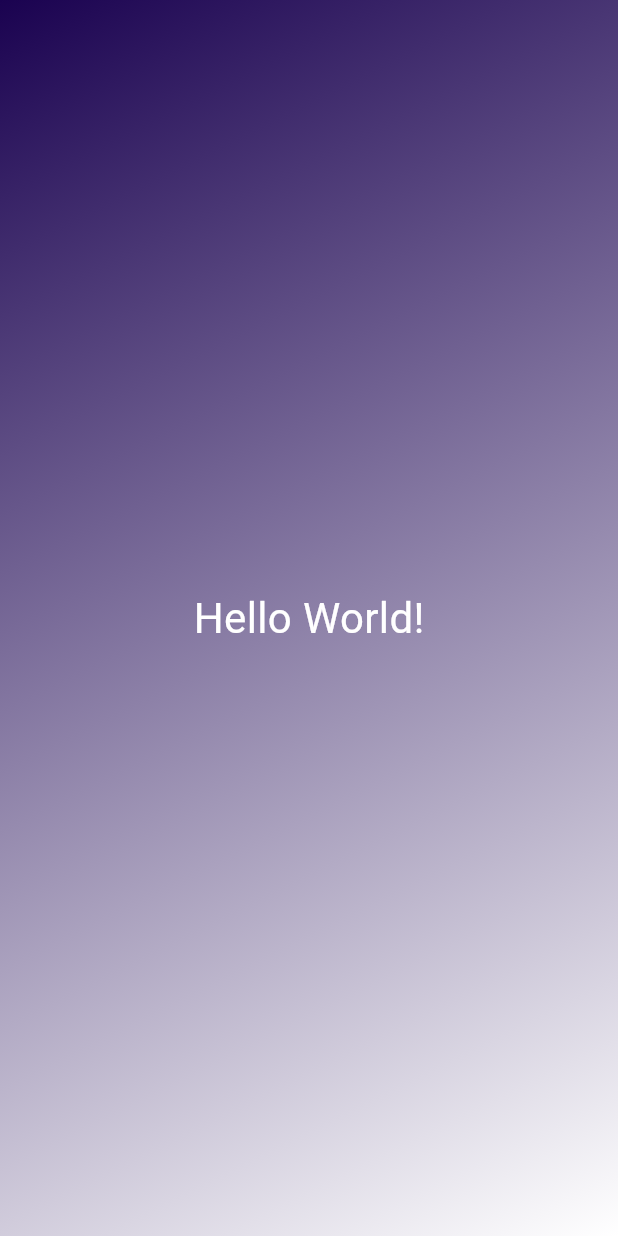
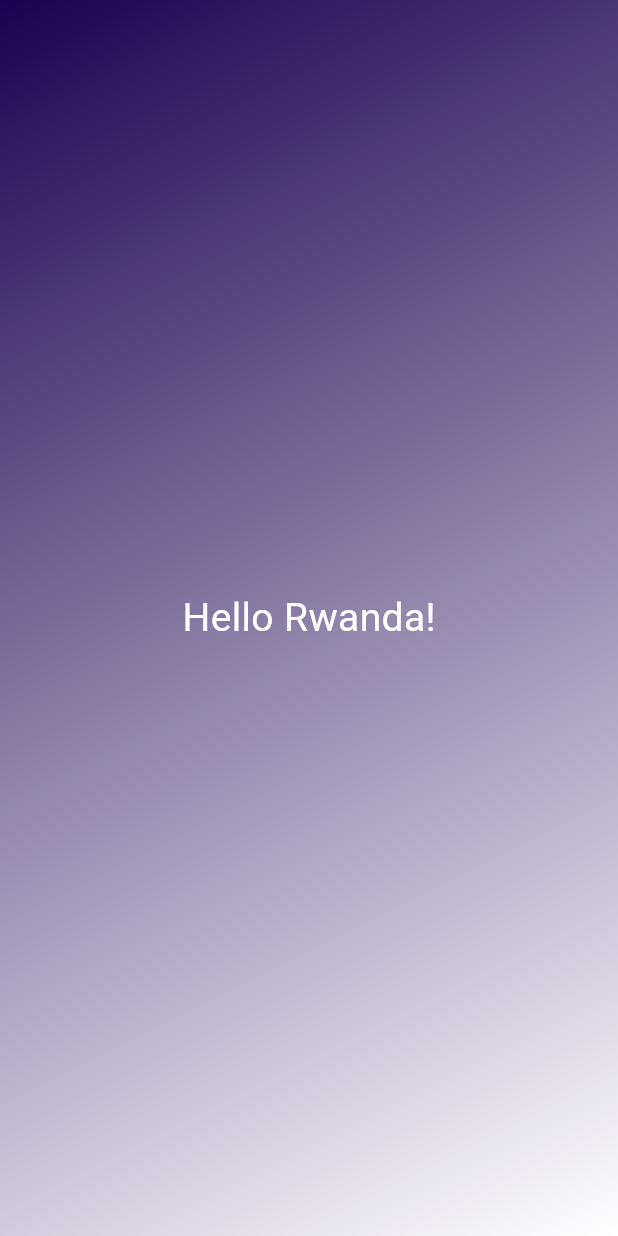
Before and after one commit to IRSAGE/Flutter-Basic-Fundamentals, a Flutter app: the screen it shows after launch, on a phone screen of 412 x 824 dp. Run offline on Flutter 3.47's test engine with Material 3 defaults, Android fonts, the phone set to English and light mode, and no system bars.

```diff
--- a/lib/custom_text.dart
+++ b/lib/custom_text.dart
@@ -1,15 +1,15 @@
 import 'package:flutter/material.dart';
 
 class CustomText extends StatelessWidget {
-  const CustomText({super.key});
-
+  const CustomText(this.text, {super.key});
+  final String text;
   @override
   Widget build(BuildContext context) {
-    return const Text(
-      'Hello World!',
-      style: TextStyle(
+    return Text(
+      text,
+      style: const TextStyle(
         color: Colors.white,
-        fontSize: 28,
+        fontSize: 26,
       ),
     );
   }
--- a/lib/gradient_container.dart
+++ b/lib/gradient_container.dart
@@ -22,7 +22,7 @@ class GradientContainer extends StatelessWidget {
         ),
       ),
       child: const Center(
-        child: CustomText(),
+        child: CustomText("Hello Rwanda!"),
       ),
     );
   }
```
